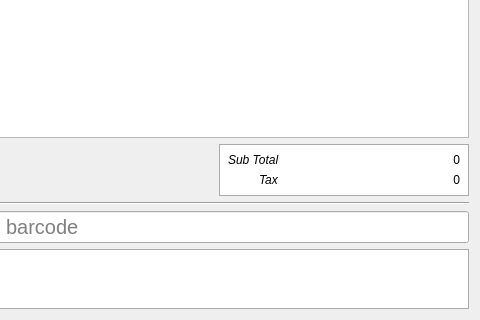
The window that libgui/cashier/cashierwidget.ui (apinprastya/sultan) describes before a commit, drawn with Qt 5; both pictures show x 324 to 804 and y 207 to 527 of the 804 by 527 pixel window.
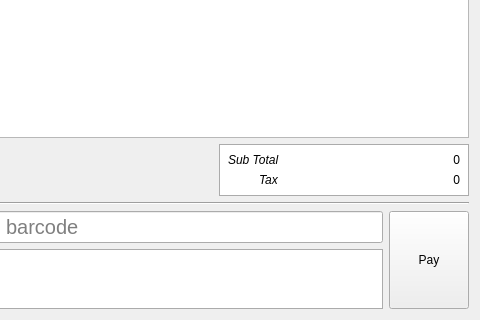
The same window after the commit. Icons and pictures are not drawn.

Commit message: add button pay on cashier and add save, save and print button on payment

```diff
--- a/libgui/cashier/cashierwidget.ui
+++ b/libgui/cashier/cashierwidget.ui
@@ -333,6 +333,9 @@
      <property name="topMargin">
       <number>0</number>
      </property>
+     <property name="rightMargin">
+      <number>0</number>
+     </property>
      <item>
       <layout class="QVBoxLayout" name="verticalLayout_7">
        <property name="rightMargin">
@@ -496,6 +499,19 @@
        </item>
       </layout>
      </item>
+     <item>
+      <widget class="QPushButton" name="pushPay">
+       <property name="sizePolicy">
+        <sizepolicy hsizetype="Preferred" vsizetype="Preferred">
+         <horstretch>0</horstretch>
+         <verstretch>0</verstretch>
+        </sizepolicy>
+       </property>
+       <property name="text">
+        <string>Pay</string>
+       </property>
+      </widget>
+     </item>
     </layout>
    </item>
   </layout>
```
The commit also changes 17 other files.
